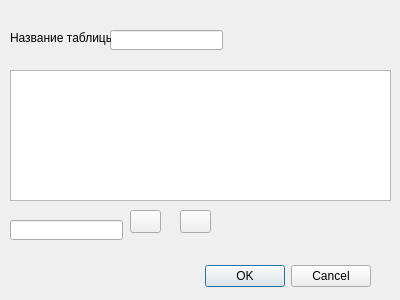
Before: the Qt Designer form MainForm/tablesetting.ui in Hronbox/CASE_SWDEP, drawn with Qt 5.
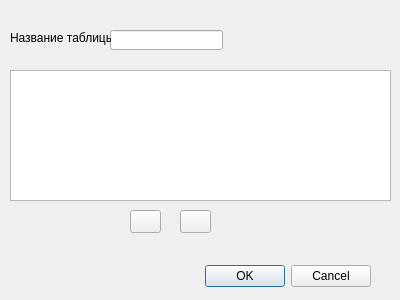
After: the same form once the commit is applied. Icons and pictures are not drawn.

The edit to the form file:
```diff
--- a/MainForm/tablesetting.ui
+++ b/MainForm/tablesetting.ui
@@ -96,16 +96,6 @@
      <normaloff>ico/subtract.ico</normaloff>ico/subtract.ico</iconset>
    </property>
   </widget>
-  <widget class="QLineEdit" name="lineEdit_2">
-   <property name="geometry">
-    <rect>
-     <x>10</x>
-     <y>220</y>
-     <width>113</width>
-     <height>20</height>
-    </rect>
-   </property>
-  </widget>
  </widget>
  <resources/>
  <connections>
```
Left out of the diff: 2 changed lines with no effect on the pictures.
